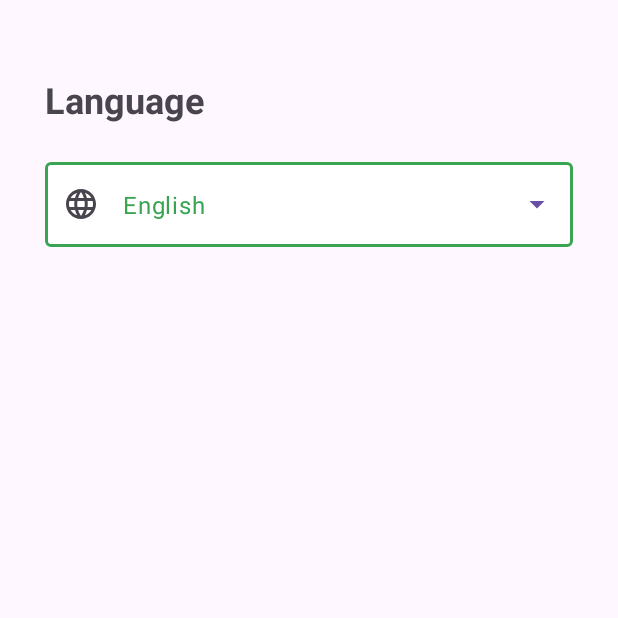
After one commit to Mohammed-Ahmed45/news-app, an Android app: the fragment SettingsFragment shown on its own in the app's theme, on a phone screen of 412 x 824 dp, the top half of it. The commit adds this screen. Run offline under Robolectric (Android 15) with nearby library versions, the phone set to English and light mode, and no system bars; 1 statement that could not run was skipped.

Commit message:
feat: settings fragment

```diff
--- a/app/build.gradle.kts
+++ b/app/build.gradle.kts
@@ -1,4 +1,4 @@
-import com.android.build.api.dsl.ViewBinding
+
 
 plugins {
     alias(libs.plugins.androidApplication)
--- a/app/src/main/java/Categories/CategoriesFragment.kt
+++ b/app/src/main/java/Categories/CategoriesFragment.kt
@@ -1,7 +1,6 @@
 package Categories
 
 import Adabter.CategoriesAdabter
-import Base.BaseFragment
 import android.os.Bundle
 import android.view.LayoutInflater
 import android.view.View
--- a/app/src/main/java/com/mohamed/news_app/MainActivity.kt
+++ b/app/src/main/java/com/mohamed/news_app/MainActivity.kt
@@ -3,11 +3,8 @@ package com.mohamed.news_app
 import android.graphics.PorterDuff
 import android.os.Bundle
 import android.widget.TextView
-import androidx.activity.enableEdgeToEdge
 import androidx.appcompat.app.AppCompatActivity
 import androidx.core.content.ContextCompat
-import androidx.core.view.ViewCompat
-import androidx.core.view.WindowInsetsCompat
 import androidx.navigation.NavController
 import androidx.navigation.findNavController
 import androidx.navigation.ui.AppBarConfiguration
@@ -15,7 +12,6 @@ import androidx.navigation.ui.navigateUp
 import androidx.navigation.ui.setupActionBarWithNavController
 import androidx.navigation.ui.setupWithNavController
 import com.mohamed.news_app.databinding.ActivityMainBinding
-import com.mohamed.news_app.databinding.ItemProductBinding
 import dagger.hilt.android.AndroidEntryPoint
 
 @AndroidEntryPoint
--- /dev/null
+++ b/app/src/main/java/com/mohamed/news_app/settings/SettingsFragment.kt
@@ -0,0 +1,91 @@
+package com.mohamed.news_app.settings
+
+import android.os.Bundle
+import android.view.LayoutInflater
+import android.view.View
+import android.view.ViewGroup
+import android.widget.ArrayAdapter
+import androidx.appcompat.app.AppCompatDelegate
+import androidx.core.os.LocaleListCompat
+import androidx.fragment.app.Fragment
+import com.mohamed.news_app.MainActivity
+import com.mohamed.news_app.R
+import com.mohamed.news_app.databinding.FragmentSettingsBinding
+import com.mohamed.news_app.util.Constants
+import com.mohamed.news_app.util.getCurrentDeviceLanguageCode
+import com.mohamed.news_app.util.recreateActivity
+
+class SettingsFragment : Fragment()
+{
+
+    private lateinit var binding: FragmentSettingsBinding
+    override fun onCreateView(
+        inflater: LayoutInflater,
+        container: ViewGroup?,
+        savedInstanceState: Bundle?
+    ): View
+    {
+        binding = FragmentSettingsBinding.inflate(inflater, container, false)
+        return binding.root
+    }
+
+    override fun onViewCreated(view: View, savedInstanceState: Bundle?)
+    {
+        super.onViewCreated(view, savedInstanceState)
+        setInitialLanguageState()
+        onLanguageTVClick()
+
+    }
+
+    override fun onStart()
+    {
+        super.onStart()
+        (requireActivity() as MainActivity).setCustomToolbarTitle(getString(R.string.menu_settings))
+        initLanguageTVAdapter()
+    }
+
+    private fun onLanguageTVClick()
+    {
+        binding.autoCompleteTVLanguages.setOnItemClickListener { adapterView, _, position, _ ->
+            val selectedLanguage = adapterView.getItemAtPosition(position).toString()
+            binding.autoCompleteTVLanguages.setText(selectedLanguage)
+            val languageCode =
+                    if (selectedLanguage == getString(R.string.english)) Constants.ENGLISH_CODE else
+                        Constants.ARABIC_CODE
+            applyLanguageChange(languageCode)
+
+        }
+    }
+
+    private fun applyLanguageChange(languageCode: String)
+    {
+        AppCompatDelegate.setApplicationLocales(LocaleListCompat.forLanguageTags(languageCode))
+        recreateActivity()
+
+
+    }
+
+    private fun initLanguageTVAdapter()
+    {
+        val languages = resources.getStringArray(R.array.languages).toList()
+        val languagesAdapter = ArrayAdapter(requireContext(), R.layout.drop_down_item, languages)
+        binding.autoCompleteTVLanguages.setAdapter(languagesAdapter)
+    }
+
+
+    private fun setInitialLanguageState()
+    {
+        val currentLocalCode =
+                AppCompatDelegate.getApplicationLocales()[0]?.language
+                    ?: getCurrentDeviceLanguageCode(
+                        requireContext()
+                    )
+        val language =
+                if (currentLocalCode == Constants.ENGLISH_CODE) getString(R.string.english) else getString(
+                    R.string.arabic
+                )
+        binding.autoCompleteTVLanguages.setText(language)
+    }
+
+
+}
--- /dev/null
+++ b/app/src/main/java/com/mohamed/news_app/util/utils.kt
@@ -0,0 +1,8 @@
+package com.mohamed.news_app.util
+
+import android.content.Context
+
+fun getCurrentDeviceLanguageCode(context: Context): String
+{
+    return context.resources.configuration.locales[0].language
+}
--- a/app/src/main/java/newsFragment/NewsFragment.kt
+++ b/app/src/main/java/newsFragment/NewsFragment.kt
@@ -6,9 +6,7 @@ import android.os.Bundle
 import android.view.View
 import androidx.fragment.app.viewModels
 import androidx.lifecycle.Observer
-import androidx.lifecycle.ViewModelProvider
 import androidx.navigation.fragment.findNavController
-import articlesDetailes.ArticlesDetalilesViewModel
 import com.google.android.material.tabs.TabLayout
 import com.google.android.material.tabs.TabLayout.OnTabSelectedListener
 import com.mohamed.news_app.R
--- /dev/null
+++ b/app/src/main/res/drawable/ic_languages.xml
@@ -0,0 +1,10 @@
+<vector xmlns:android="http://schemas.android.com/apk/res/android"
+    android:width="24dp"
+    android:height="24dp"
+    android:tint="#FFFFFF"
+    android:viewportWidth="24"
+    android:viewportHeight="24">
+    <path
+        android:fillColor="@android:color/white"
+        android:pathData="M11.99,2C6.47,2 2,6.48 2,12s4.47,10 9.99,10C17.52,22 22,17.52 22,12S17.52,2 11.99,2zM18.92,8h-2.95c-0.32,-1.25 -0.78,-2.45 -1.38,-3.56 1.84,0.63 3.37,1.91 4.33,3.56zM12,4.04c0.83,1.2 1.48,2.53 1.91,3.96h-3.82c0.43,-1.43 1.08,-2.76 1.91,-3.96zM4.26,14C4.1,13.36 4,12.69 4,12s0.1,-1.36 0.26,-2h3.38c-0.08,0.66 -0.14,1.32 -0.14,2 0,0.68 0.06,1.34 0.14,2L4.26,14zM5.08,16h2.95c0.32,1.25 0.78,2.45 1.38,3.56 -1.84,-0.63 -3.37,-1.9 -4.33,-3.56zM8.03,8L5.08,8c0.96,-1.66 2.49,-2.93 4.33,-3.56C8.81,5.55 8.35,6.75 8.03,8zM12,19.96c-0.83,-1.2 -1.48,-2.53 -1.91,-3.96h3.82c-0.43,1.43 -1.08,2.76 -1.91,3.96zM14.34,14L9.66,14c-0.09,-0.66 -0.16,-1.32 -0.16,-2 0,-0.68 0.07,-1.35 0.16,-2h4.68c0.09,0.65 0.16,1.32 0.16,2 0,0.68 -0.07,1.34 -0.16,2zM14.59,19.56c0.6,-1.11 1.06,-2.31 1.38,-3.56h2.95c-0.96,1.65 -2.49,2.93 -4.33,3.56zM16.36,14c0.08,-0.66 0.14,-1.32 0.14,-2 0,-0.68 -0.06,-1.34 -0.14,-2h3.38c0.16,0.64 0.26,1.31 0.26,2s-0.1,1.36 -0.26,2h-3.38z" />
+</vector>
--- a/app/src/main/res/layout/fragment_articles_detailes.xml
+++ b/app/src/main/res/layout/fragment_articles_detailes.xml
@@ -21,7 +21,7 @@
             android:id="@+id/progress_bar"
             android:layout_width="match_parent"
             android:layout_height="wrap_content"
-            android:visibility="@{vm.uiMessage.component1()?View.VISIBLE:View.GONE}"
+
             app:layout_constraintBottom_toBottomOf="parent"
             app:layout_constraintEnd_toEndOf="parent"
             app:layout_constraintStart_toStartOf="parent"
--- /dev/null
+++ b/app/src/main/res/layout/fragment_settings.xml
@@ -0,0 +1,43 @@
+<?xml version="1.0" encoding="utf-8"?>
+<androidx.constraintlayout.widget.ConstraintLayout xmlns:android="http://schemas.android.com/apk/res/android"
+    xmlns:app="http://schemas.android.com/apk/res-auto"
+    xmlns:tools="http://schemas.android.com/tools"
+    android:layout_width="match_parent"
+    android:layout_height="match_parent"
+    tools:context=".settings.SettingsFragment">
+
+    <TextView
+        android:id="@+id/language_tv"
+        android:layout_width="match_parent"
+        android:layout_height="wrap_content"
+        android:layout_marginStart="30dp"
+        android:layout_marginTop="50dp"
+        android:layout_marginEnd="30dp"
+        android:text="@string/language"
+        android:textSize="24sp"
+        android:textStyle="bold"
+        app:layout_constraintTop_toTopOf="parent" />
+
+    <com.google.android.material.textfield.TextInputLayout
+        android:id="@+id/languages_til"
+        style="@style/Widget.Material3.TextInputLayout.OutlinedBox.ExposedDropdownMenu"
+        android:layout_width="match_parent"
+        android:layout_height="wrap_content"
+        android:layout_marginStart="30dp"
+        android:layout_marginTop="20dp"
+        android:layout_marginEnd="30dp"
+        android:drawSelectorOnTop="true"
+        app:boxBackgroundColor="@color/white"
+        app:boxStrokeColor="@color/green"
+        app:layout_constraintTop_toBottomOf="@id/language_tv"
+        app:startIconDrawable="@drawable/ic_languages">
+
+        <AutoCompleteTextView
+            android:id="@+id/autoCompleteTV_languages"
+            android:layout_width="match_parent"
+            android:layout_height="match_parent"
+            android:inputType="none"
+            android:text="English"
+            android:textColor="@color/green" />
+    </com.google.android.material.textfield.TextInputLayout>
+</androidx.constraintlayout.widget.ConstraintLayout>
--- a/app/src/main/res/navigation/nav_main.xml
+++ b/app/src/main/res/navigation/nav_main.xml
@@ -36,5 +36,10 @@
             android:name="title"
             app:argType="string" />
     </fragment>
+    <fragment
+        android:id="@+id/settingsFragment"
+        android:name="com.mohamed.news_app.settings.SettingsFragment"
+        android:label="fragment_settings"
+        tools:layout="@layout/fragment_settings" />
 
 </navigation>
```
Also changed, not shown: app/src/main/java/Base/UiMessage.kt (+8 -15 lines), app/src/main/java/articlesDetailes/ArticlesDetalilesViewModel.kt (+24 -12 lines), app/src/main/java/com/mohamed/news_app/util/Constants.kt (added, +7 -0 lines), app/src/main/java/com/mohamed/news_app/util/extension.kt (added, +70 -0 lines), app/src/main/java/newsFragment/NewsViewModel.kt (+22 -24 lines), app/src/main/res/layout/drop_down_item.xml (added, +9 -0 lines), app/src/main/res/values/strings.xml (+33 -8 lines), 1 other file.
